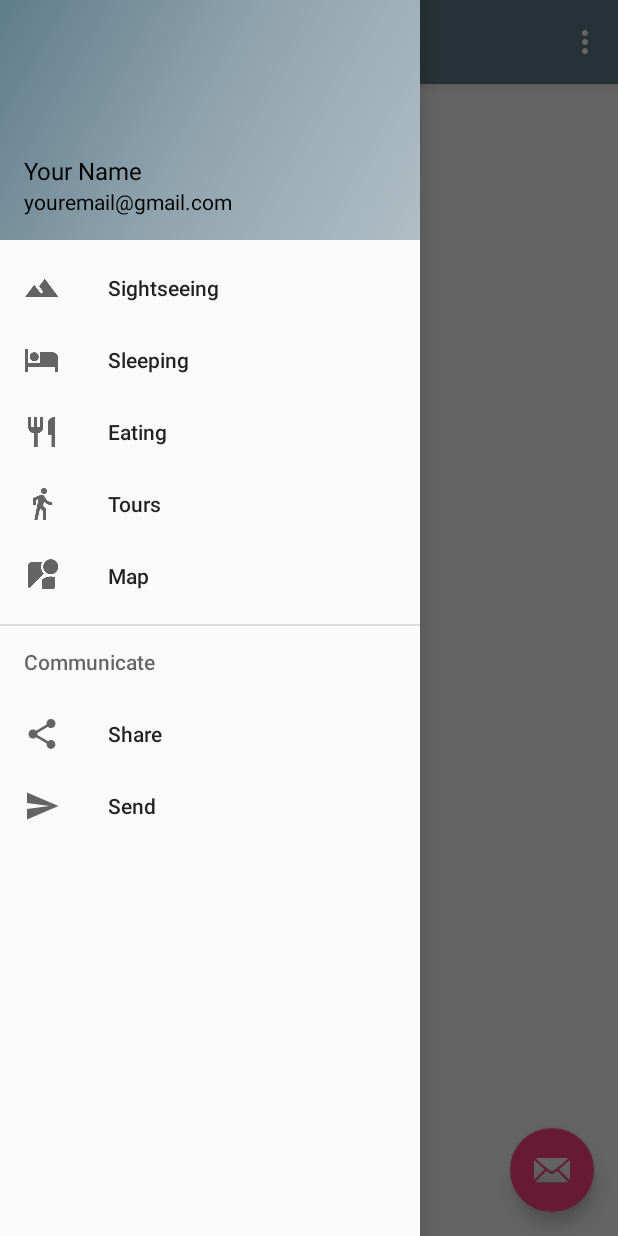
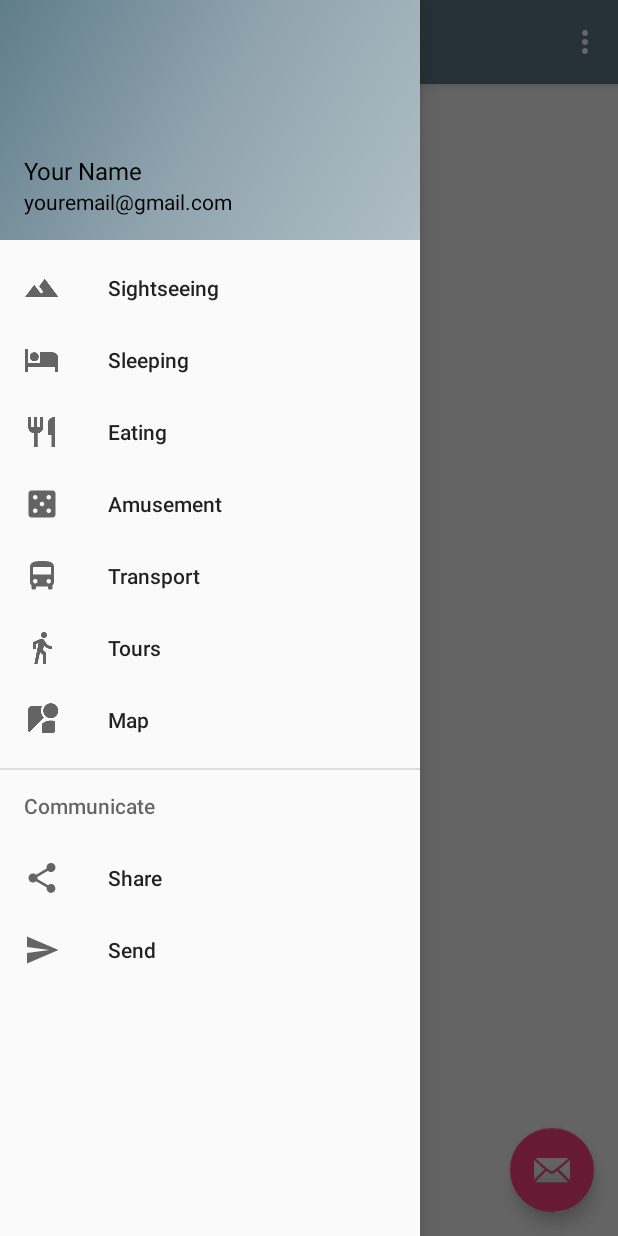
Before and after one commit to erikarzumanyan/TravelManager, an Android app: the screen it shows after launch (NavigationDrawerActivity), with the side drawer open, on a phone screen of 412 x 824 dp. Run offline under Robolectric (Android 15) with nearby library versions, the phone set to English and light mode, and no system bars; our stand-ins replace Firebase (no records; nobody signed in at launch, a user with empty details on screens opened directly); libraries missing offline, so code that uses them is left out: io.realm; 5 statements that could not run were skipped.

Commit message:
new changes

```diff
--- a/app/src/main/res/menu/activity_navigation_drawer_drawer.xml
+++ b/app/src/main/res/menu/activity_navigation_drawer_drawer.xml
@@ -14,6 +14,14 @@
             android:id="@+id/nav_eating"
             android:icon="@drawable/ic_eating_24dp"
             android:title="@string/nav_eating" />
+        <item
+            android:id="@+id/nav_amusement"
+            android:icon="@drawable/ic_amusement_24dp"
+            android:title="@string/nav_amusement" />
+        <item
+            android:id="@+id/nav_transtport"
+            android:icon="@drawable/ic_transport_24dp"
+            android:title="@string/nav_transport" />
         <item
             android:id="@+id/nav_tours"
             android:icon="@drawable/ic_tours_24dp"
--- a/app/src/main/res/values/strings.xml
+++ b/app/src/main/res/values/strings.xml
@@ -1,5 +1,5 @@
 <resources>
-    <string name="app_name">TravelAgent</string>
+    <string name="app_name">Travel Manager</string>
 
     <string name="navigation_drawer_open">Open navigation drawer</string>
     <string name="navigation_drawer_close">Close navigation drawer</string>
@@ -11,6 +11,8 @@
     <string name="nav_sleeping">Sleeping</string>
     <string name="nav_eating">Eating</string>
     <string name="nav_tours">Tours</string>
+    <string name="nav_amusement">Amusement</string>
+    <string name="nav_transport">Transport</string>
     <string name="nav_map">Map</string>
 
     <!--Navigation View Header Strings-->
```
Also changed, not shown: app/src/main/java/com/uniquemiban/travelmanager/NavigationDrawerActivity.java (+18 -0 lines), app/src/main/java/com/uniquemiban/travelmanager/models/AbstractPlace.java (renamed from app/src/main/java/com/uniquemiban/travelmanager/models/Hotel.java, +19 -19 lines), app/src/main/res/drawable-hdpi/ic_amusement_24dp.png (added), app/src/main/res/drawable-hdpi/ic_transport_24dp.png (added), app/src/main/res/drawable-mdpi/ic_amusement_24dp.png (added), app/src/main/res/drawable-mdpi/ic_transport_24dp.png (added), app/src/main/res/drawable-xhdpi/ic_amusement_24dp.png (added), app/src/main/res/drawable-xhdpi/ic_transport_24dp.png (added), app/src/main/res/drawable-xxhdpi/ic_amusement_24dp.png (added), app/src/main/res/drawable-xxhdpi/ic_transport_24dp.png (added), app/src/main/res/drawable-xxxhdpi/ic_amusement_24dp.png (added), app/src/main/res/drawable-xxxhdpi/ic_transport_24dp.png (added).
